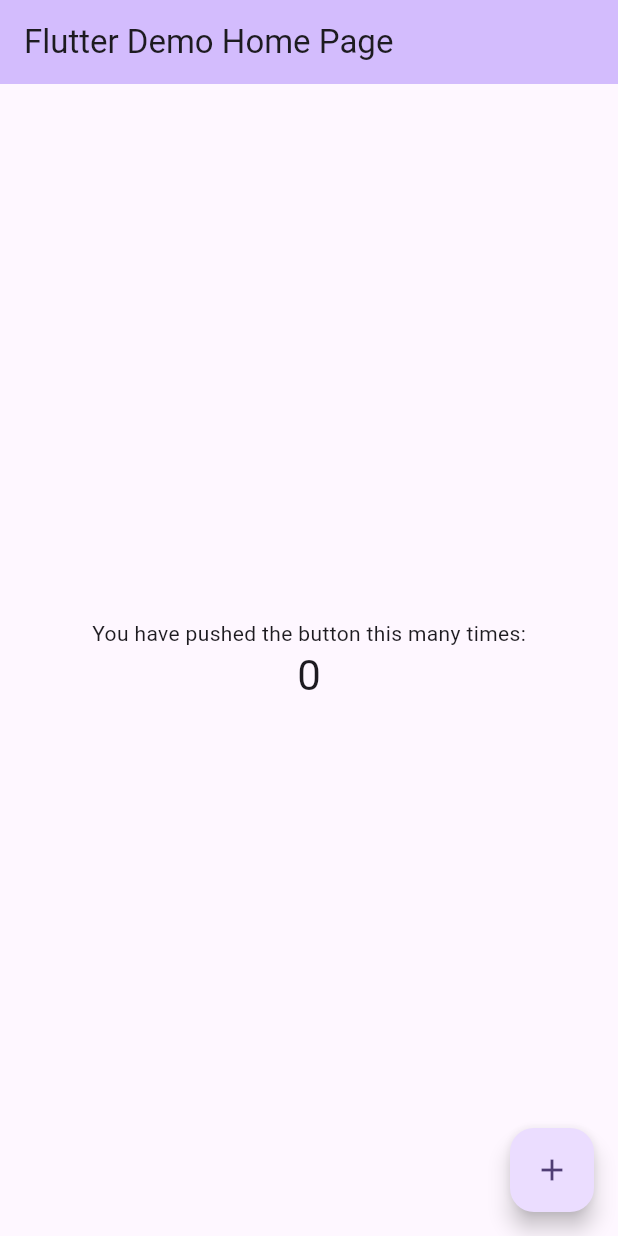
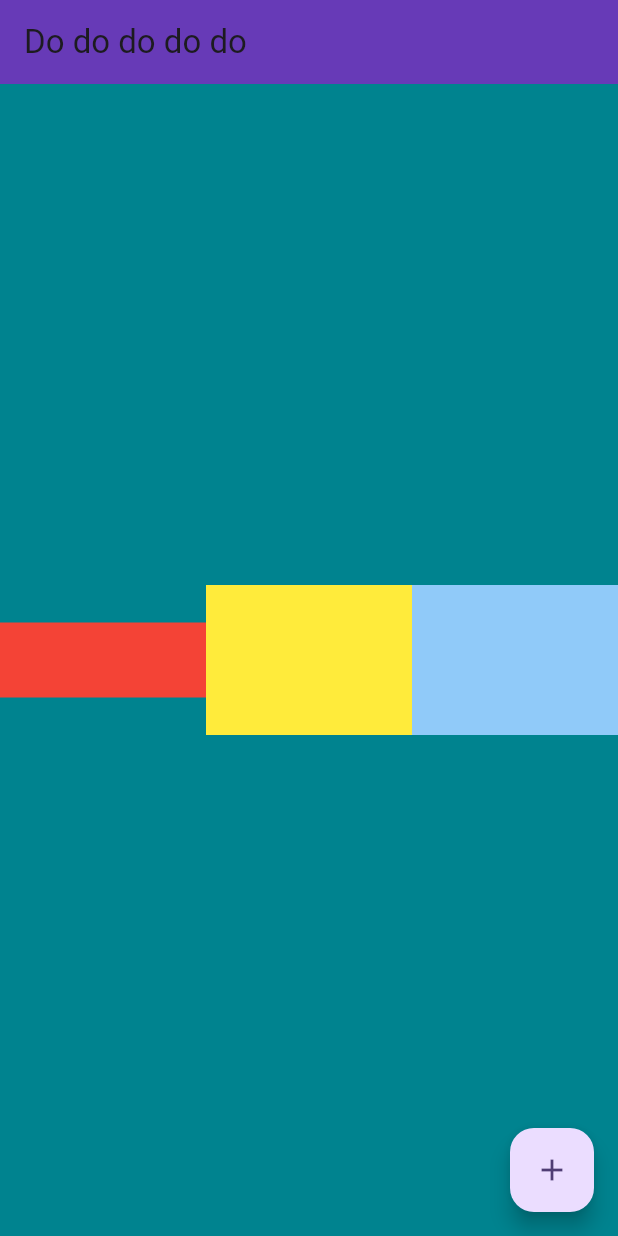
Before and after one commit to Chi-O/flutter_layout, a Flutter app: the screen it shows after launch, on a phone screen of 412 x 824 dp. Run offline on Flutter 3.47's test engine with Material 2 defaults, Android fonts, the phone set to English and light mode, and no system bars.

Commit message:
playing around with layout widgets

```diff
--- a/lib/main.dart
+++ b/lib/main.dart
@@ -1,4 +1,9 @@
 import 'package:flutter/material.dart';
+import 'package:flutter/rendering.dart';
+
+void showLayoutGuidelines() {
+  debugPaintSizeEnabled = true;
+}
 
 void main() {
   runApp(const MyApp());
@@ -31,7 +36,7 @@ class MyApp extends StatelessWidget {
         colorScheme: ColorScheme.fromSeed(seedColor: Colors.deepPurple),
         useMaterial3: true,
       ),
-      home: const MyHomePage(title: 'Flutter Demo Home Page'),
+      home: const MyHomePage(title: 'Do do do do do'),
     );
   }
 }
@@ -81,39 +86,15 @@ class _MyHomePageState extends State<MyHomePage> {
         // TRY THIS: Try changing the color here to a specific color (to
         // Colors.amber, perhaps?) and trigger a hot reload to see the AppBar
         // change color while the other colors stay the same.
-        backgroundColor: Theme.of(context).colorScheme.inversePrimary,
+        backgroundColor: Colors.deepPurple,
         // Here we take the value from the MyHomePage object that was created by
         // the App.build method, and use it to set our appbar title.
         title: Text(widget.title),
       ),
-      body: Center(
-        // Center is a layout widget. It takes a single child and positions it
-        // in the middle of the parent.
-        child: Column(
-          // Column is also a layout widget. It takes a list of children and
-          // arranges them vertically. By default, it sizes itself to fit its
-          // children horizontally, and tries to be as tall as its parent.
-          //
-          // Column has various properties to control how it sizes itself and
-          // how it positions its children. Here we use mainAxisAlignment to
-          // center the children vertically; the main axis here is the vertical
-          // axis because Columns are vertical (the cross axis would be
-          // horizontal).
-          //
-          // TRY THIS: Invoke "debug painting" (choose the "Toggle Debug Paint"
-          // action in the IDE, or press "p" in the console), to see the
-          // wireframe for each widget.
-          mainAxisAlignment: MainAxisAlignment.center,
-          children: <Widget>[
-            const Text(
-              'You have pushed the button this many times:',
-            ),
-            Text(
-              '$_counter',
-              style: Theme.of(context).textTheme.headlineMedium,
-            ),
-          ],
-        ),
+      body: Container(
+        alignment: Alignment.center,
+          color: Colors.cyan.shade800,
+          child: _buildRow()
       ),
       floatingActionButton: FloatingActionButton(
         onPressed: _incrementCounter,
@@ -122,4 +103,34 @@ class _MyHomePageState extends State<MyHomePage> {
       ), // This trailing comma makes auto-formatting nicer for build methods.
     );
   }
+
+  Widget _buildRow(){
+    return Row(
+      mainAxisAlignment: MainAxisAlignment.spaceEvenly,
+      crossAxisAlignment: CrossAxisAlignment.center,
+      children: [
+        // wrap with Expanded to fill the remaining space
+        Expanded(
+        child: Container(
+          color: Colors.red,
+          height: 50,
+        ),
+        ),
+        Expanded(
+            child:
+            Container(
+              color: Colors.yellow,
+              height: 100,
+            ),
+        ),
+        Expanded(
+          child:
+          Container(
+            color: Colors.blue.shade200,
+            height: 100,
+          ),
+        ),
+      ]
+    );
+  }
 }
```
